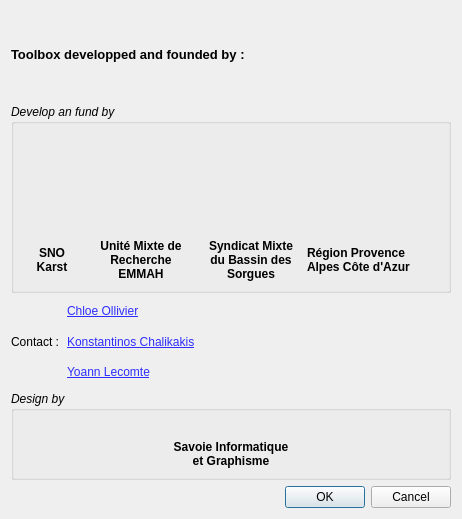
Paprika-plugins/PaPRIKa, file A_propos.ui: the form before one commit.
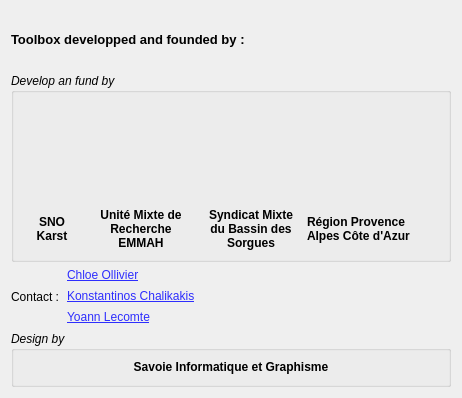
The form after the commit. Icons and pictures are not drawn.

Commit message: renommage des fichiers générés, MAJ metadata, MAJ A propos, procédure de suppression de la couche de QGIS avant de la recreer pour les 5 cartes (I,P,Ka,R finale)

What changed in the file:
```diff
--- a/A_propos.ui
+++ b/A_propos.ui
@@ -7,7 +7,7 @@
     <x>0</x>
     <y>0</y>
     <width>462</width>
-    <height>519</height>
+    <height>398</height>
    </rect>
   </property>
   <property name="windowTitle">
@@ -255,7 +255,7 @@
          <item>
           <widget class="QLabel" name="label_17">
            <property name="text">
-            <string>&lt;a href=&quot;mailto:chloe.ollivier@alumni.univavignon.fr?subject=Plugin Paprika&quot; style=&quot;color:#2E2EFE;text-decoration:none;&quot;&gt;&lt;U&gt;Chloe Ollivier&lt;/U&gt;&lt;/a&gt;</string>
+            <string>&lt;a href=&quot;mailto:chloe.ollivier@alumni.univ-avignon.fr?subject=Plugin Paprika&quot; style=&quot;color:#2E2EFE;text-decoration:none;&quot;&gt;&lt;U&gt;Chloe Ollivier&lt;/U&gt;&lt;/a&gt;</string>
            </property>
            <property name="openExternalLinks">
             <bool>true</bool>
@@ -306,7 +306,7 @@
          <layout class="QVBoxLayout" name="verticalLayout_3">
           <item>
            <layout class="QGridLayout" name="gridLayout_3">
-            <item row="3" column="0">
+            <item row="2" column="0">
              <widget class="QLabel" name="label_4">
               <property name="font">
                <font>
@@ -329,25 +329,6 @@
               </property>
              </widget>
             </item>
-            <item row="2" column="0">
-             <widget class="QLabel" name="label_3">
-              <property name="maximumSize">
-               <size>
-                <width>120</width>
-                <height>90</height>
-               </size>
-              </property>
-              <property name="text">
-               <string/>
-              </property>
-              <property name="pixmap">
-               <pixmap resource="resources.qrc">:/plugins/Paprika/resources/logo_SIG.jpg</pixmap>
-              </property>
-              <property name="scaledContents">
-               <bool>true</bool>
-              </property>
-             </widget>
-            </item>
            </layout>
           </item>
          </layout>
@@ -357,16 +338,6 @@
      </item>
     </layout>
    </item>
-   <item>
-    <widget class="QDialogButtonBox" name="buttonBox">
-     <property name="orientation">
-      <enum>Qt::Horizontal</enum>
-     </property>
-     <property name="standardButtons">
-      <set>QDialogButtonBox::Cancel|QDialogButtonBox::Ok</set>
-     </property>
-    </widget>
-   </item>
   </layout>
  </widget>
  <resources>
```
Left out of the diff: 35 changed lines with no effect on the pictures. The commit also changes 8 other files.
